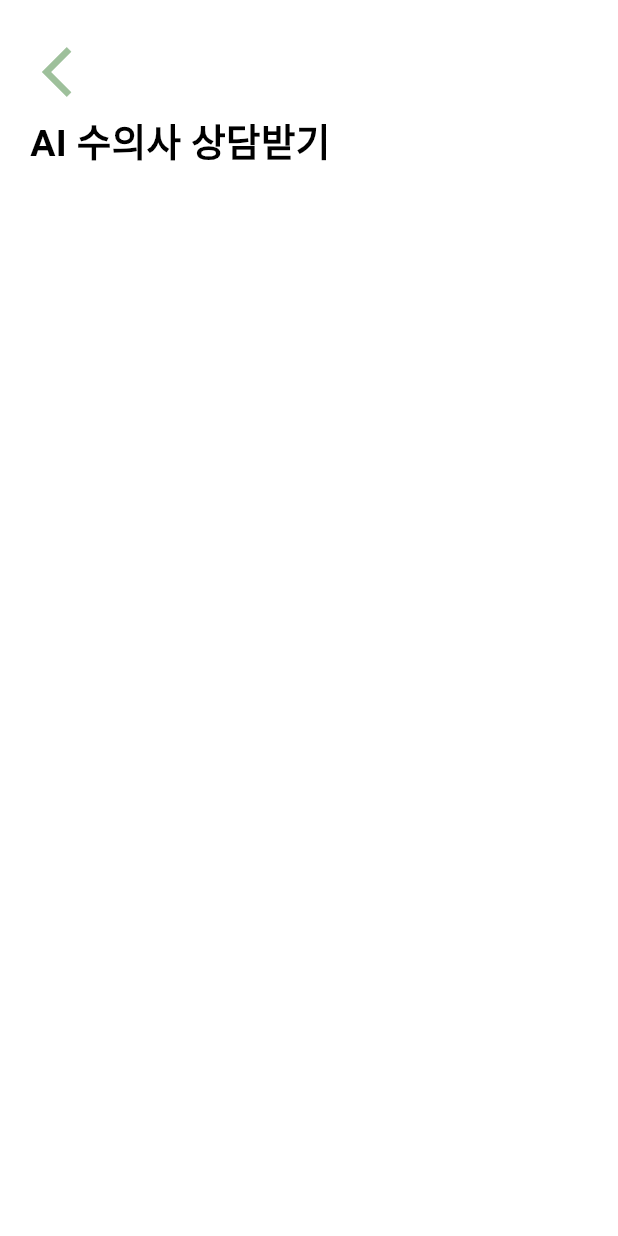
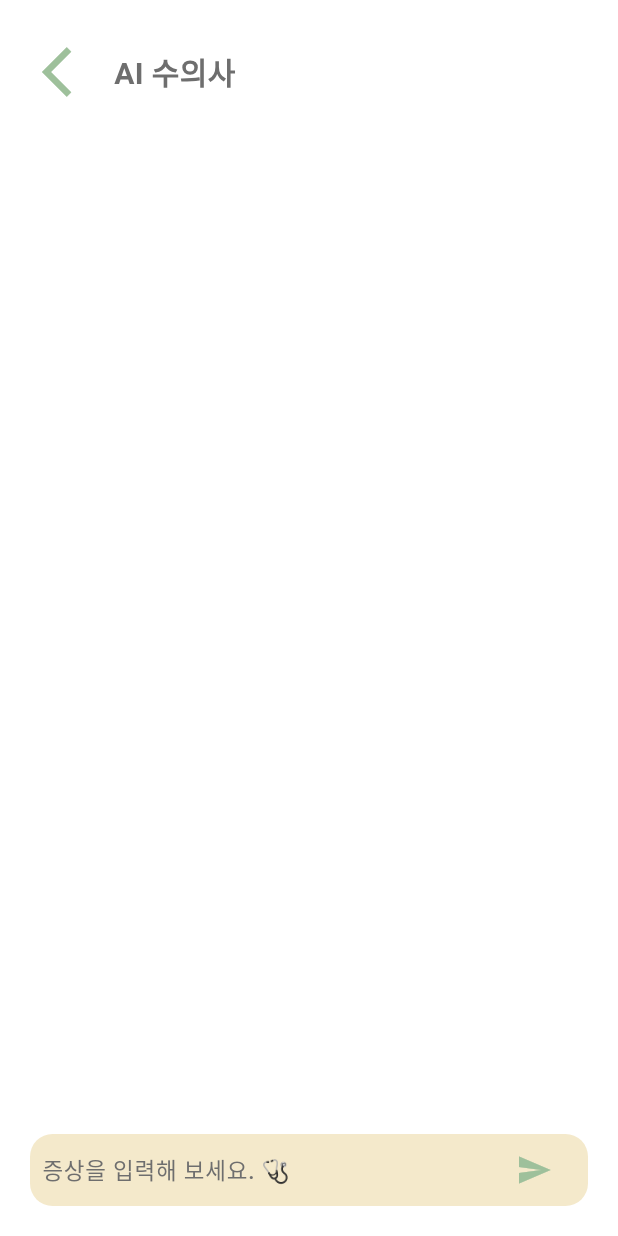
Before and after one commit to Capstone-10zo/client, a Flutter app: the Chatbot screen opened directly, on a phone screen of 412 x 824 dp. Run offline on Flutter 3.47's test engine with Material 3 defaults, Android fonts, the phone set to English and light mode, and no system bars; our stand-ins replace image_picker; Roboto replaces fonts that are missing (Nanum).

Commit message:
[Feat] 챗봇 - 메시지 전송

```diff
--- /dev/null
+++ b/lib/screen/chatbot/chatbot_screen.dart
@@ -0,0 +1,174 @@
+import 'package:flutter/cupertino.dart';
+import 'package:flutter/material.dart';
+import 'package:flutter/widgets.dart';
+import '../../shared/colors.dart';
+
+class Chatbot extends StatefulWidget {
+  @override
+  State<Chatbot> createState() => _ChatbotState();
+}
+
+class _ChatbotState extends State<Chatbot> {
+  final List<ChatMessage> _messages = <ChatMessage>[];
+  final TextEditingController _textController = new TextEditingController();
+
+  @override
+  Widget build(BuildContext context) {
+    return Scaffold(
+      body: SafeArea(
+        child: GestureDetector(
+          onTap: () {
+            FocusScope.of(context).unfocus();
+          },
+          child: Container(
+            margin: EdgeInsets.all(20.0),
+            width: MediaQuery.of(context).size.width,
+            child: Column(
+              crossAxisAlignment: CrossAxisAlignment.start,
+              children: [
+                // 상단바
+                Row(
+                  children: [
+                    BackButton(),
+                    Text(
+                      'AI 수의사',
+                      style: TextStyle(
+                          fontWeight: FontWeight.w700,
+                          color: GREY_COLOR,
+                          fontSize: 20.0),
+                    ),
+                  ],
+                ),
+                SizedBox(height: 20.0), // 여백
+                Flexible(
+                  child: ListView.builder(
+                    padding: EdgeInsets.all(8.0),
+                    reverse: true,
+                    itemBuilder: (_, int index) => _messages[index],
+                    itemCount: _messages.length,
+                  ),
+                ),
+                Container(
+                  decoration: BoxDecoration(
+                    color: BEIGE_COLOR,
+                    borderRadius: BorderRadius.circular(15),
+                  ),
+                  child: _buildTextComposer(),
+                )
+              ],
+            ),
+          ),
+        ),
+      ),
+    );
+  }
+
+  IconButton BackButton() {
+    return IconButton(
+      icon: Icon(
+        Icons.arrow_back_ios,
+        color: PRIMARY_COLOR,
+        size: 40.0,
+      ),
+      onPressed: () {
+        Navigator.pop(context);
+      },
+    );
+  }
+
+  Widget _buildTextComposer() {
+    return IconTheme(
+      data: IconThemeData(color: PRIMARY_COLOR),
+      child: Container(
+        margin: const EdgeInsets.symmetric(horizontal: 8.0),
+        child: Row(
+          children: <Widget>[
+            Flexible(
+              child: TextField(
+                controller: _textController,
+                onSubmitted: _handleSubmitted,
+                decoration: new InputDecoration.collapsed(
+                  hintText: "증상을 입력해 보세요. 🩺",
+                  hintStyle: TextStyle(
+                      fontWeight: FontWeight.w500,
+                      color: GREY_COLOR,
+                      fontSize: 15.0),
+                ),
+              ),
+            ),
+            Container(
+              margin: const EdgeInsets.symmetric(horizontal: 4.0),
+              child: IconButton(
+                icon: Icon(Icons.send),
+                onPressed: () => _handleSubmitted(_textController.text),
+              ),
+            ),
+          ],
+        ),
+      ),
+    );
+  }
+
+  void _handleSubmitted(String text) {
+    _textController.clear();
+    var message = ChatMessage(
+      text: text,
+    );
+    setState(() {
+      _messages.insert(0, message);
+    });
+  }
+}
+
+class ChatMessage extends StatelessWidget {
+  ChatMessage({required this.text});
+  final String text;
+  @override
+  Widget build(BuildContext context) {
+    return Container(
+      constraints: BoxConstraints(
+        maxWidth: MediaQuery.of(context).size.width - 100,
+      ),
+      margin: const EdgeInsets.symmetric(vertical: 5.0),
+      child: Row(
+        crossAxisAlignment: CrossAxisAlignment.start,
+        children: <Widget>[
+          Column(
+            crossAxisAlignment: CrossAxisAlignment.start,
+            children: <Widget>[
+              Container(
+                margin: const EdgeInsets.only(top: 0.3),
+                padding: EdgeInsets.fromLTRB(20, 10, 20, 10),
+                decoration: BoxDecoration(
+                  color: BEIGE_COLOR,
+                  borderRadius: BorderRadius.only(
+                    topLeft: Radius.circular(25),
+                    topRight: Radius.circular(25),
+                    bottomLeft: Radius.circular(25),
+                  ),
+                  boxShadow: [
+                    BoxShadow(
+                      color: Colors.grey.withOpacity(0.7),
+                      spreadRadius: 0,
+                      blurRadius: 5.0,
+                      offset: Offset(0, 5), // changes position of shadow
+                    ),
+                  ],
+                ),
+                child: Expanded(
+                  child: Text(
+                    text,
+                    style: TextStyle(
+                        fontWeight: FontWeight.w500,
+                        color: GREY_COLOR,
+                        fontSize: 15.0),
+                  ),
+                ),
+              ),
+            ],
+          ),
+        ],
+      ),
+    );
+  }
+}
--- a/lib/screen/chatbot_screen.dart
+++ /dev/null
@@ -1,55 +0,0 @@
-import 'package:flutter/cupertino.dart';
-import 'package:flutter/material.dart';
-import 'package:flutter/widgets.dart';
-import '../shared/colors.dart';
-
-class Chatbot extends StatefulWidget {
-  @override
-  State<Chatbot> createState() => _ChatbotState();
-}
-
-class _ChatbotState extends State<Chatbot> {
-  @override
-  Widget build(BuildContext context) {
-    return Scaffold(
-      body: SafeArea(
-        child: Container(
-          margin: EdgeInsets.all(20.0),
-          width: MediaQuery.of(context).size.width,
-          child: Column(
-            crossAxisAlignment: CrossAxisAlignment.start,
-            children: [
-              // 상단바
-              Row(
-                children: [
-                  BackButton(),
-                  Spacer(),
-                ],
-              ),
-              Text(
-                'AI 수의사 상담받기',
-                style: TextStyle(
-                    fontWeight: FontWeight.w700,
-                    color: BLACK_COLOR,
-                    fontSize: 25.0),
-              ),
-            ],
-          ),
-        ),
-      ),
-    );
-  }
-
-  IconButton BackButton() {
-    return IconButton(
-      icon: Icon(
-        Icons.arrow_back_ios,
-        color: PRIMARY_COLOR,
-        size: 40.0,
-      ),
-      onPressed: () {
-        Navigator.pop(context);
-      },
-    );
-  }
-}
--- a/lib/screen/checkup_screen.dart
+++ b/lib/screen/checkup_screen.dart
@@ -62,8 +62,8 @@ class _CheckupState extends State<Checkup> {
               _EyesButton(),
               Container(
                 color: Colors.grey,
-                height: 100,
-                width: 100,
+                height: MediaQuery.of(context).size.width - 40,
+                width: MediaQuery.of(context).size.width - 40,
                 child: (_image != null)
                     ? Image.file(
                         File(_image!.path),
--- a/lib/screen/home_screen.dart
+++ b/lib/screen/home_screen.dart
@@ -2,7 +2,7 @@ import 'package:flutter/cupertino.dart';
 import 'package:flutter/material.dart';
 import 'package:flutter/widgets.dart';
 import 'package:pawsitive/screen/alert.dart';
-import 'package:pawsitive/screen/chatbot_screen.dart';
+import 'package:pawsitive/screen/chatbot/chatbot_screen.dart';
 import 'package:pawsitive/screen/mypage.dart';
 import '../shared/colors.dart';
 import 'checkup_screen.dart';
```
Also changed, not shown: 3 other files.
